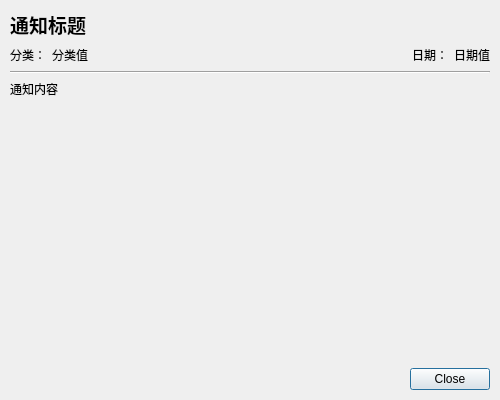
The window that CampusNotifier/notificationdetaildialog.ui (SQZZzzz123/CampusNoticeClient) describes before a commit, drawn with Qt 5.
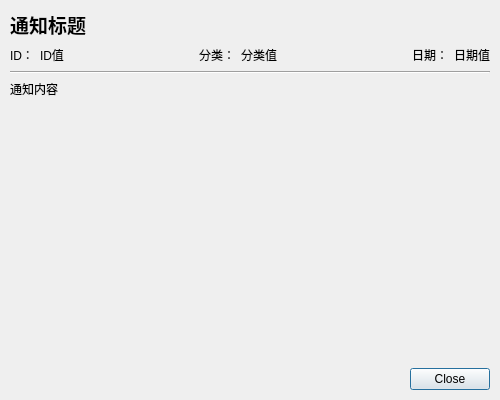
The same window after the commit.

Patch:
```diff
--- a/CampusNotifier/notificationdetaildialog.ui
+++ b/CampusNotifier/notificationdetaildialog.ui
@@ -42,6 +42,33 @@
     </item>
     <item>
      <layout class="QHBoxLayout" name="horizontalLayout">
+      <item>
+       <widget class="QLabel" name="idLabel">
+        <property name="text">
+         <string>ID：</string>
+        </property>
+       </widget>
+      </item>
+      <item>
+       <widget class="QLabel" name="idValueLabel">
+        <property name="text">
+         <string>ID值</string>
+        </property>
+       </widget>
+      </item>
+      <item>
+       <spacer name="horizontalSpacer_2">
+        <property name="orientation">
+         <enum>Qt::Horizontal</enum>
+        </property>
+        <property name="sizeHint" stdset="0">
+         <size>
+          <width>40</width>
+          <height>20</height>
+         </size>
+        </property>
+       </spacer>
+      </item>
       <item>
        <widget class="QLabel" name="categoryLabel">
         <property name="text">
```
